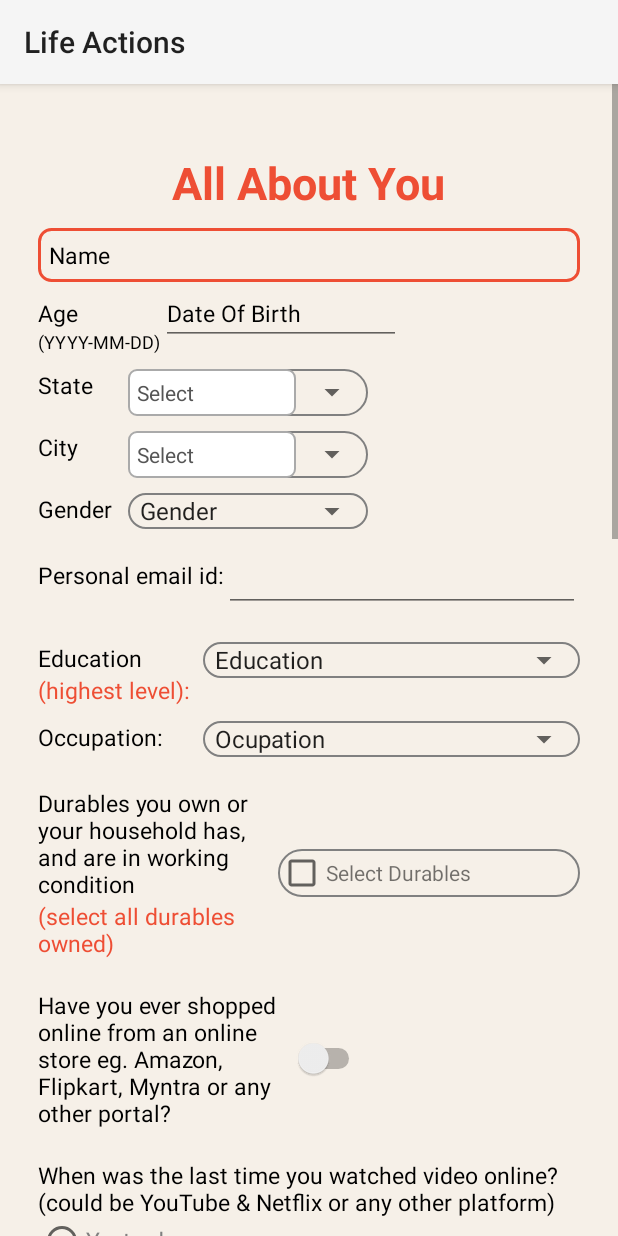
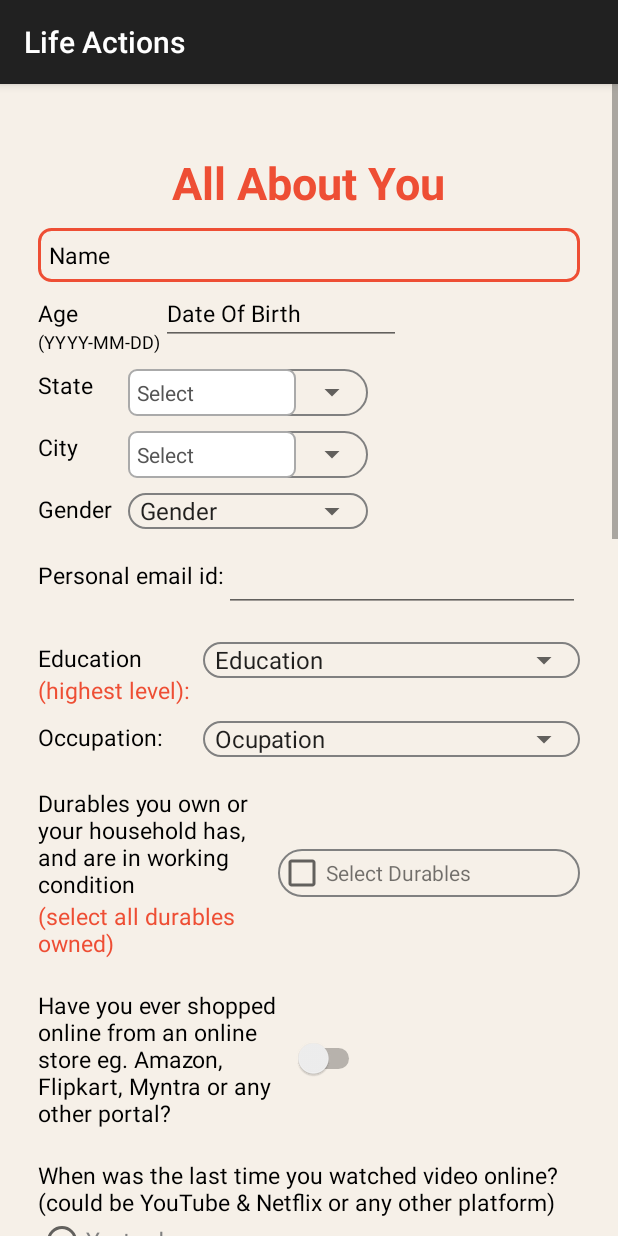
Before and after one commit to rohitfromearth/LiveAction_ext, an Android app: the Formpage screen opened directly, with no data from a screen before it, on a phone screen of 412 x 824 dp. Run offline under Robolectric (Android 15) with nearby library versions, the phone set to English and light mode, and no system bars; Roboto replaces fonts that are not available here.

Commit message:
Change Made for temparary

```diff
--- a/app/src/main/res/values/style.xml
+++ b/app/src/main/res/values/style.xml
@@ -1,4 +1,26 @@
-<?xml version="1.0" encoding="utf-8"?>
 <resources>
 
+    <style name="Widget.Theme.LiveAction.ActionBar.Fullscreen" parent="Widget.AppCompat.ActionBar">
+        <item name="android:background">@color/black_overlay</item>
+    </style>
+
+    <style name="Widget.Theme.LiveAction.ButtonBar.Fullscreen" parent="">
+        <item name="android:background">@color/black_overlay</item>
+        <item name="android:buttonBarStyle">?android:attr/buttonBarStyle</item>
+    </style>
+    <style name="AppTheme" parent="Theme.AppCompat.Light.DarkActionBar">
+        <!-- Set the splash screen background, animated icon, and animation
+        duration. -->
+        <item name="windowSplashScreenBackground">@color/black</item>
+
+        <!-- Use windowSplashScreenAnimatedIcon to add a drawable or an animated
+             drawable. One of these is required. -->
+        <item name="windowSplashScreenAnimatedIcon">@drawable/img</item>
+        <!-- Required for animated icons. -->
+        <item name="windowSplashScreenAnimationDuration">200</item>
+
+<!--        &lt;!&ndash; Set the theme of the Activity that directly follows your splash-->
+<!--        screen. This is required. &ndash;&gt;-->
+<!--        <item name="postSplashScreenTheme">@style/Theme.App</item>-->
+    </style>
 </resources>
```
